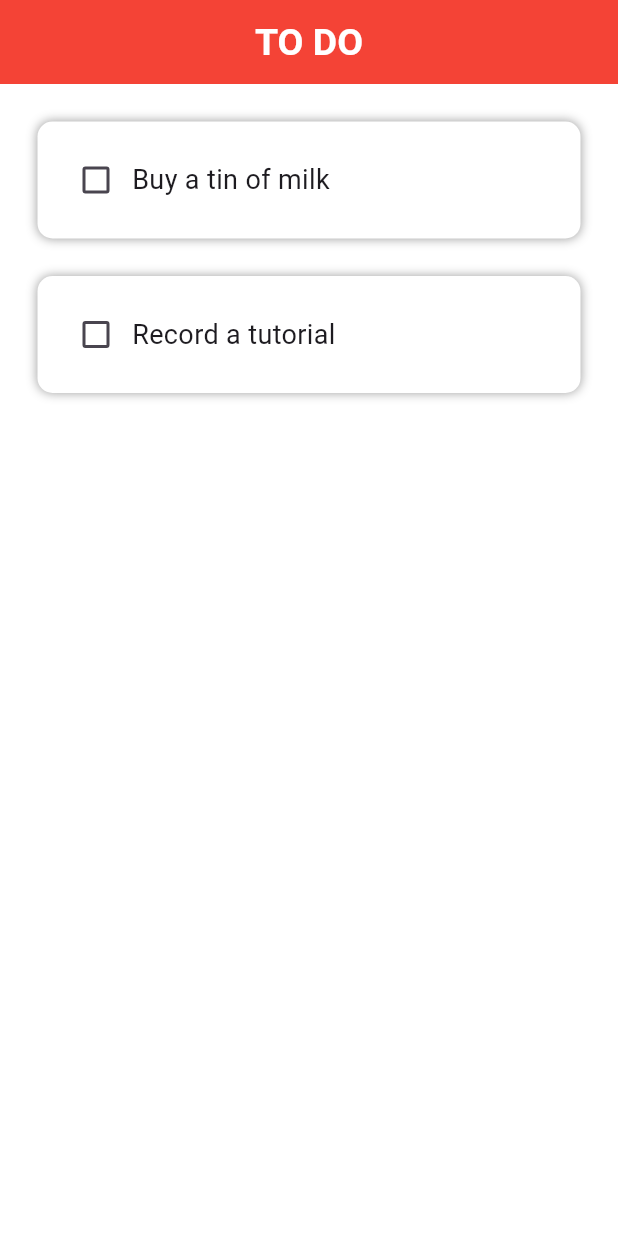
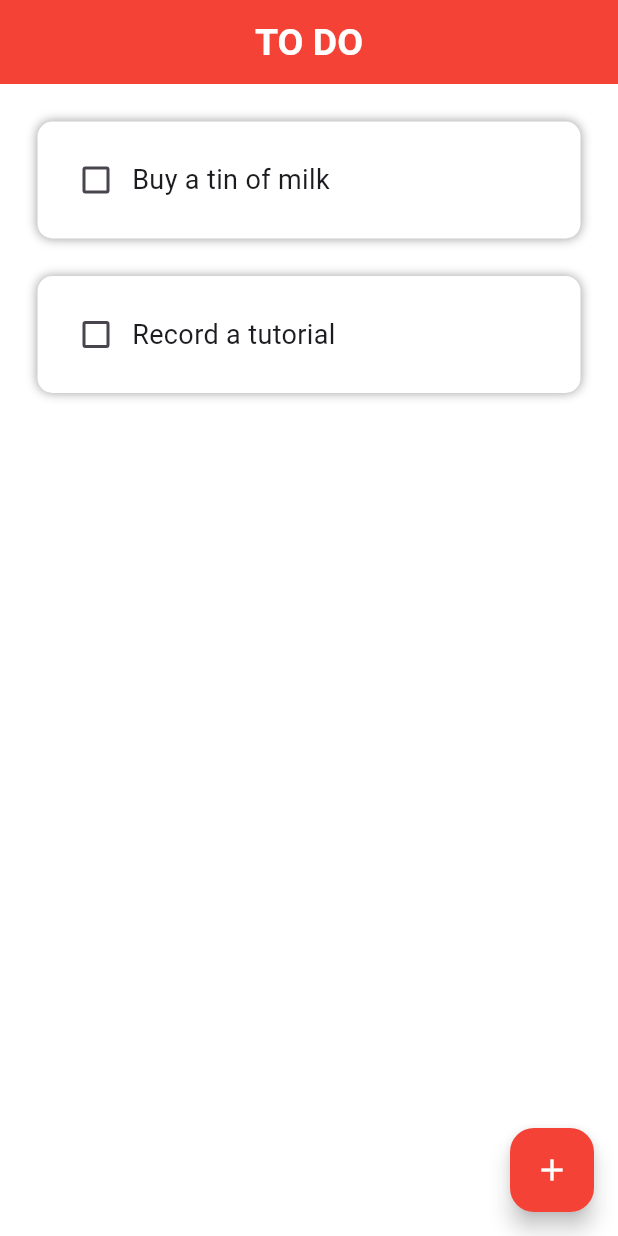
Before and after one commit to CharaD7/bas_flut, a Flutter app: the screen it shows after launch, on a phone screen of 412 x 824 dp. Run offline on Flutter 3.47's test engine with Material 3 defaults, Android fonts, the phone set to English and light mode, and no system bars.

Commit message:
Added FloatingActionButton
- Added floatingActionButton
- Added method to show AlertDialog on FAB pressed

```diff
--- a/lib/pages/home_page.dart
+++ b/lib/pages/home_page.dart
@@ -24,6 +24,16 @@ class _HomePageState extends State<HomePage> {
     });
   }
 
+  // create new task
+  void createNewTask() {
+    showDialog(
+      context: context,
+      builder: (context) {
+        return AlertDialog();
+      },
+    );
+  }
+
   @override
   Widget build(BuildContext context) {
     return Scaffold(
@@ -33,6 +43,12 @@ class _HomePageState extends State<HomePage> {
         surfaceTintColor: Colors.white,
         centerTitle: true,
         elevation: 0,
+      ),
+      floatingActionButton: FloatingActionButton(
+        backgroundColor: Colors.red[500],
+        foregroundColor: Colors.white,
+        onPressed: createNewTask,
+        child: Icon(Icons.add)
       ),
       body: ListView.builder(
         itemCount: toDoList.length,
```
